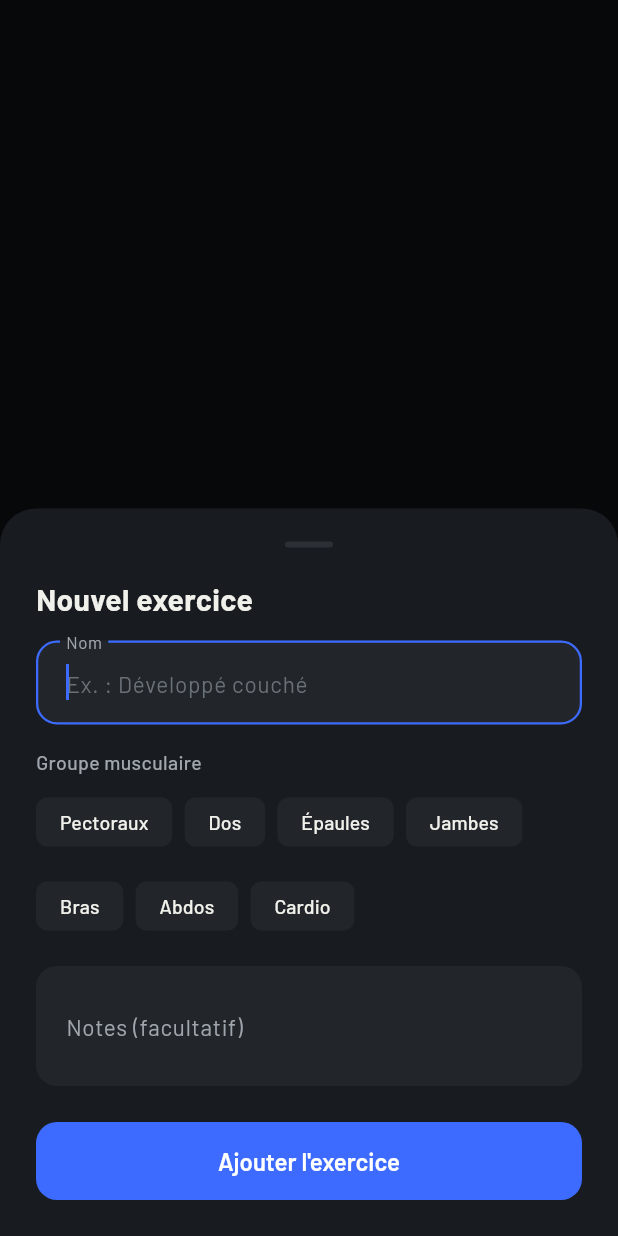
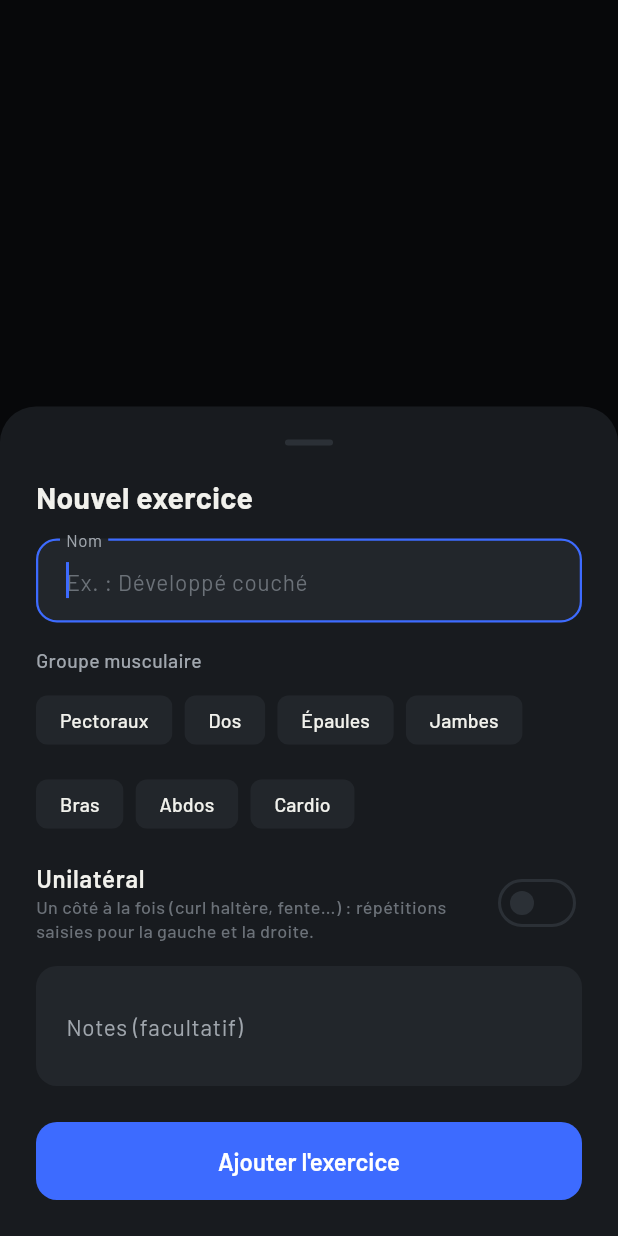
Before and after one commit to nicolas438/app-muscu, a Flutter app: what showExerciseEditor() shows on an empty page, opened directly, on a phone screen of 412 x 824 dp. Run offline on Flutter 3.47's test engine with Material 3 defaults, Android fonts, the phone set to English and light mode, and no system bars; our stand-ins replace fl_chart, flutter_local_notifications, flutter_lucide, hive_flutter, share_plus, timezone; accounts and stored records are empty.

Commit message:
Exercices unilatéraux : répétitions gauche et droite
- Option « Unilatéral » à la création et à la modification d'un exercice
- Pendant la séance : charge commune et deux champs de répétitions (G / D)
- Volume calculé sur les deux côtés, 1RM estimé sur le côté le plus faible
- Affichage « 10 / 9 » dans l'historique, le bilan et les records
- Tests unitaires associés

Co-Authored-By: Claude Opus 5.5 <noreply@anthropic.com>
Claude-Session: https://claude.ai/code/session_01QZWvLNr6uYSNYqx7xEQP8T

```diff
--- a/lib/models/exercise_log.dart
+++ b/lib/models/exercise_log.dart
@@ -9,6 +9,9 @@ class ExerciseLog {
   String? notes;
   final bool isOffSession; // Exercice hors séance
 
+  /// Exercice réalisé un côté à la fois (répétitions gauche et droite).
+  final bool isUnilateral;
+
   ExerciseLog({
     required this.id,
     required this.exerciseId,
@@ -16,6 +19,7 @@ class ExerciseLog {
     List<ExerciseSet>? sets,
     this.notes,
     this.isOffSession = false,
+    this.isUnilateral = false,
   }) : sets = sets ?? [];
 
   factory ExerciseLog.fromExercise(String id, Exercise exercise) {
@@ -40,7 +44,7 @@ class ExerciseLog {
     return done.map((s) => s.weight).reduce((a, b) => a > b ? a : b);
   }
 
-  int get totalReps => completedSets.fold(0, (sum, set) => sum + set.reps);
+  int get totalReps => completedSets.fold(0, (sum, set) => sum + set.totalReps);
 
   /// Meilleure série validée de l'exercice, au sens du 1RM estimé.
   ///
@@ -64,6 +68,7 @@ class ExerciseLog {
     List<ExerciseSet>? sets,
     String? notes,
     bool? isOffSession,
+    bool? isUnilateral,
   }) {
     return ExerciseLog(
       id: id ?? this.id,
@@ -72,6 +77,7 @@ class ExerciseLog {
       sets: sets ?? List.from(this.sets),
       notes: notes ?? this.notes,
       isOffSession: isOffSession ?? this.isOffSession,
+      isUnilateral: isUnilateral ?? this.isUnilateral,
     );
   }
 
@@ -83,6 +89,7 @@ class ExerciseLog {
       'sets': sets.map((s) => s.toJson()).toList(),
       'notes': notes,
       'isOffSession': isOffSession,
+      'isUnilateral': isUnilateral,
     };
   }
 
@@ -97,6 +104,7 @@ class ExerciseLog {
           [],
       notes: json['notes'] as String?,
       isOffSession: json['isOffSession'] as bool? ?? false,
+      isUnilateral: json['isUnilateral'] as bool? ?? false,
     );
   }
 }
--- a/lib/models/exercise_set.dart
+++ b/lib/models/exercise_set.dart
@@ -1,7 +1,18 @@
+/// Une série : charge et répétitions.
+///
+/// Pour un exercice unilatéral (un côté à la fois), la charge est commune
+/// aux deux côtés et les répétitions sont comptées séparément :
+/// [reps] pour le côté gauche, [repsRight] pour le côté droit.
 class ExerciseSet {
   final String id;
   double weight;
+
+  /// Répétitions (côté gauche pour un exercice unilatéral).
   int reps;
+
+  /// Répétitions du côté droit, ou `null` pour un exercice bilatéral.
+  int? repsRight;
+
   int setNumber;
   bool isCompleted;
   String? notes;
@@ -11,6 +22,7 @@ class ExerciseSet {
     required this.weight,
     required this.reps,
     required this.setNumber,
+    this.repsRight,
     this.isCompleted = false,
     this.notes,
   });
@@ -19,6 +31,7 @@ class ExerciseSet {
     String? id,
     double? weight,
     int? reps,
+    int? repsRight,
     int? setNumber,
     bool? isCompleted,
     String? notes,
@@ -27,19 +40,38 @@ class ExerciseSet {
       id: id ?? this.id,
       weight: weight ?? this.weight,
       reps: reps ?? this.reps,
+      repsRight: repsRight ?? this.repsRight,
       setNumber: setNumber ?? this.setNumber,
       isCompleted: isCompleted ?? this.isCompleted,
       notes: notes ?? this.notes,
     );
   }
 
-  double get volume => weight * reps;
+  /// Vrai si la série a été réalisée un côté à la fois.
+  bool get isUnilateral => repsRight != null;
+
+  /// Total des répétitions, les deux côtés cumulés pour un exercice unilatéral.
+  int get totalReps => reps + (repsRight ?? 0);
+
+  /// Répétitions retenues pour mesurer la force : celles du côté le plus
+  /// faible pour un exercice unilatéral, afin de ne pas surestimer le 1RM.
+  int get effectiveReps {
+    final right = repsRight;
+    if (right == null) return reps;
+    return reps < right ? reps : right;
+  }
+
+  /// Volume de travail : charge × répétitions (des deux côtés).
+  double get volume => weight * totalReps;
+
+  /// Répétitions à afficher : « 10 », ou « 10 / 9 » (gauche / droite).
+  String get repsLabel => isUnilateral ? '$reps / $repsRight' : '$reps';
 
   /// 1RM estimé (charge maximale théorique sur une répétition), formule d'Epley.
   ///
   /// Permet de comparer des séries de charges et de répétitions différentes :
   /// 80 kg × 10 (≈ 106,7 kg) est plus performant que 85 kg × 5 (≈ 99,2 kg).
-  double get estimatedOneRepMax => estimateOneRepMax(weight, reps);
+  double get estimatedOneRepMax => estimateOneRepMax(weight, effectiveReps);
 
   /// Formule d'Epley : charge × (1 + reps / 30). Une série d'une seule
   /// répétition vaut exactement sa charge.
@@ -54,6 +86,7 @@ class ExerciseSet {
       'id': id,
       'weight': weight,
       'reps': reps,
+      if (repsRight != null) 'repsRight': repsRight,
       'setNumber': setNumber,
       'isCompleted': isCompleted,
       'notes': notes,
@@ -65,6 +98,7 @@ class ExerciseSet {
       id: json['id'] as String,
       weight: (json['weight'] as num).toDouble(),
       reps: json['reps'] as int,
+      repsRight: json['repsRight'] as int?,
       setNumber: json['setNumber'] as int,
       isCompleted: json['isCompleted'] as bool? ?? false,
       notes: json['notes'] as String?,
--- a/lib/models/global_exercise.dart
+++ b/lib/models/global_exercise.dart
@@ -3,6 +3,11 @@ class GlobalExercise {
   String name;
   String? notes;
   String? category; // e.g., "Pecs", "Dos", "Jambes", etc.
+
+  /// Exercice réalisé un côté à la fois (curl haltère, fente, rowing à un bras…) :
+  /// les répétitions sont saisies séparément pour la gauche et la droite.
+  bool isUnilateral;
+
   DateTime createdAt;
 
   GlobalExercise({
@@ -10,6 +15,7 @@ class GlobalExercise {
     required this.name,
     this.notes,
     this.category,
+    this.isUnilateral = false,
     DateTime? createdAt,
   }) : createdAt = createdAt ?? DateTime.now();
 
@@ -18,6 +24,7 @@ class GlobalExercise {
     String? name,
     String? notes,
     String? category,
+    bool? isUnilateral,
     DateTime? createdAt,
   }) {
     return GlobalExercise(
@@ -25,6 +32,7 @@ class GlobalExercise {
       name: name ?? this.name,
       notes: notes ?? this.notes,
       category: category ?? this.category,
+      isUnilateral: isUnilateral ?? this.isUnilateral,
       createdAt: createdAt ?? this.createdAt,
     );
   }
@@ -35,6 +43,7 @@ class GlobalExercise {
       'name': name,
       'notes': notes,
       'category': category,
+      'isUnilateral': isUnilateral,
       'createdAt': createdAt.toIso8601String(),
     };
   }
@@ -45,6 +54,7 @@ class GlobalExercise {
       name: json['name'] as String,
       notes: json['notes'] as String?,
       category: json['category'] as String?,
+      isUnilateral: json['isUnilateral'] as bool? ?? false,
       createdAt: json['createdAt'] != null
           ? DateTime.parse(json['createdAt'] as String)
           : DateTime.now(),
--- a/lib/screens/sessions/sessions_screen.dart
+++ b/lib/screens/sessions/sessions_screen.dart
@@ -343,6 +343,10 @@ class _ExerciseRow extends StatelessWidget {
                 crossAxisAlignment: CrossAxisAlignment.start,
                 children: [
                   Text(exercise.name, style: AppText.heading),
+                  if (exercise.isUnilateral) ...[
+                    const SizedBox(height: 2),
+                    const Text('Unilatéral, gauche et droite', style: AppText.caption),
+                  ],
                   if (exercise.notes != null && exercise.notes!.isNotEmpty) ...[
                     const SizedBox(height: 2),
                     Text(
@@ -396,6 +400,7 @@ Future<GlobalExercise?> showExerciseEditor(
       name: result.name,
       notes: result.notes,
       category: result.category,
+      isUnilateral: result.isUnilateral,
     );
     await provider.addGlobalExercise(created);
     return created;
@@ -407,6 +412,7 @@ Future<GlobalExercise?> showExerciseEditor(
     name: result.name,
     notes: result.notes,
     category: result.category,
+    isUnilateral: result.isUnilateral,
     createdAt: exercise.createdAt,
   );
   await provider.updateGlobalExercise(updated);
@@ -417,12 +423,14 @@ class _ExerciseEditorResult {
   final String name;
   final String? notes;
   final String? category;
+  final bool isUnilateral;
   final bool delete;
 
   const _ExerciseEditorResult({
     this.name = '',
     this.notes,
     this.category,
+    this.isUnilateral = false,
     this.delete = false,
   });
 }
@@ -443,6 +451,7 @@ class _ExerciseEditorSheetState extends State<_ExerciseEditorSheet> {
   );
   late final _notesController = TextEditingController(text: widget.exercise?.notes ?? '');
   late String? _category = widget.exercise?.category;
+  late bool _isUnilateral = widget.exercise?.isUnilateral ?? false;
 
   bool get _isEditing => widget.exercise != null;
 
@@ -459,7 +468,12 @@ class _ExerciseEditorSheetState extends State<_ExerciseEditorSheet> {
     final notes = _notesController.text.trim();
     Navigator.pop(
       context,
-      _ExerciseEditorResult(name: name, notes: notes.isEmpty ? null : notes, category: _category),
+      _ExerciseEditorResult(
+        name: name,
+        notes: notes.isEmpty ? null : notes,
+        category: _category,
+        isUnilateral: _isUnilateral,
+      ),
     );
   }
 
@@ -530,7 +544,19 @@ class _ExerciseEditorSheetState extends State<_ExerciseEditorSheet> {
                   ),
               ],
             ),
-            const SizedBox(height: AppSpace.l),
+            const SizedBox(height: AppSpace.s),
+            SwitchListTile(
+              contentPadding: EdgeInsets.zero,
+              value: _isUnilateral,
+              onChanged: (value) => setState(() => _isUnilateral = value),
+              activeColor: AppColors.primary,
+              title: const Text('Unilatéral', style: AppText.heading),
+              subtitle: const Text(
+                'Un côté à la fois (curl haltère, fente…) : répétitions saisies pour la gauche et la droite.',
+                style: AppText.caption,
+              ),
+            ),
+            const SizedBox(height: AppSpace.s),
             TextField(
               controller: _notesController,
               maxLines: 2,
--- a/lib/screens/workout/workout_detail_screen.dart
+++ b/lib/screens/workout/workout_detail_screen.dart
@@ -166,7 +166,7 @@ class _SetLine extends StatelessWidget {
           ),
           Expanded(
             child: Text(
-              '${formatWeight(set.weight)} kg × ${set.reps}',
+              '${formatWeight(set.weight)} kg × ${set.repsLabel}',
               style: AppText.figureM.copyWith(fontSize: 19, color: color),
             ),
           ),
--- a/lib/screens/workout/workout_summary_screen.dart
+++ b/lib/screens/workout/workout_summary_screen.dart
@@ -201,7 +201,7 @@ class SummaryCard extends StatelessWidget {
                                   Text(
                                     record.kind == PersonalRecordKind.heaviestWeight
                                         ? formatKg(record.newValue)
-                                        : '${formatWeight(record.recordSet.weight)} × ${record.recordSet.reps}',
+                                        : '${formatWeight(record.recordSet.weight)} × ${record.recordSet.repsLabel}',
                                     style: AppText.figureM.copyWith(fontSize: 19),
                                   ),
                                   const SizedBox(width: AppSpace.s),
@@ -233,7 +233,7 @@ class SummaryCard extends StatelessWidget {
                             ),
                           ),
                           Text(
-                            '${formatWeight(log.bestSet!.weight)} kg × ${log.bestSet!.reps}',
+                            '${formatWeight(log.bestSet!.weight)} kg × ${log.bestSet!.repsLabel}',
                             style: AppText.figureM.copyWith(fontSize: 19),
                           ),
                         ],
--- a/lib/widgets/pr_celebration.dart
+++ b/lib/widgets/pr_celebration.dart
@@ -142,7 +142,7 @@ class _RecordRevealState extends State<_RecordReveal> with SingleTickerProviderS
 
     final headline = isWeightRecord
         ? formatKg(record.newValue)
-        : '${formatWeight(set.weight)} × ${set.reps}';
+        : '${formatWeight(set.weight)} × ${set.repsLabel}';
 
     final detail = isWeightRecord
         ? 'Ancien record : ${formatKg(record.previousValue)}'
```
Also changed, not shown: lib/providers/active_workout_provider.dart (+31 -7 lines), lib/providers/workout_provider.dart (+9 -0 lines), lib/screens/workout/active_workout_screen.dart (+133 -25 lines), 2 other files.
